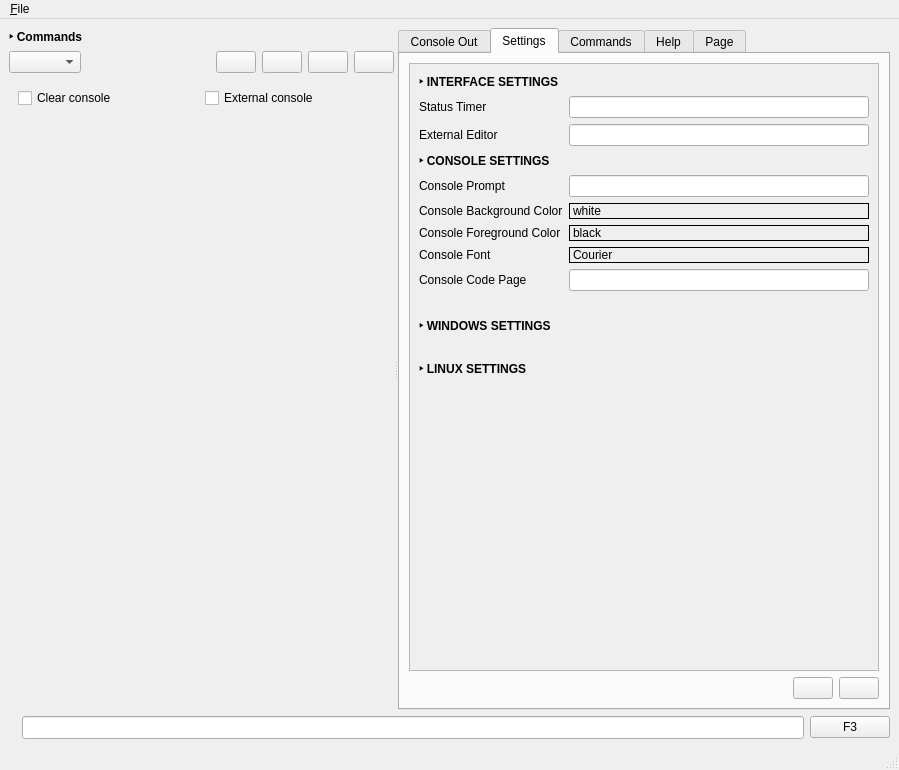
Qt form mainwindow.ui (jplozf/Crush) before a commit.
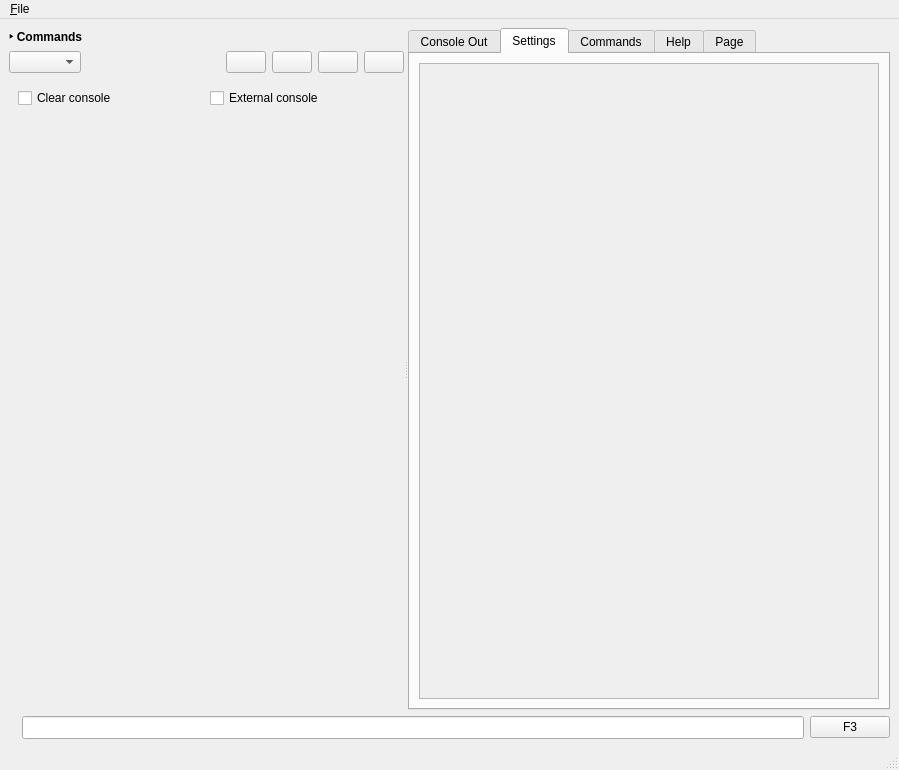
The same form after that commit. The open tabs and pages were chosen to show the change. Icons and pictures are not drawn.

The edit to the form file:
```diff
--- a/mainwindow.ui
+++ b/mainwindow.ui
@@ -166,8 +166,8 @@
                <rect>
                 <x>0</x>
                 <y>0</y>
-                <width>358</width>
-                <height>317</height>
+                <width>360</width>
+                <height>249</height>
                </rect>
               </property>
              </widget>
@@ -183,7 +183,7 @@
         <item>
          <widget class="QTabWidget" name="tabWidget">
           <property name="currentIndex">
-           <number>0</number>
+           <number>2</number>
           </property>
           <widget class="QWidget" name="tabConsoleOut">
            <property name="cursor">
@@ -237,207 +237,22 @@
             <string>Settings</string>
            </attribute>
            <layout class="QGridLayout" name="gridLayout_7">
-            <item row="0" column="0">
-             <layout class="QVBoxLayout" name="verticalLayout_3">
-              <item>
-               <widget class="QScrollArea" name="scrollArea_2">
-                <property name="widgetResizable">
-                 <bool>true</bool>
-                </property>
-                <widget class="QWidget" name="scrollAreaWidgetContents">
-                 <property name="geometry">
-                  <rect>
-                   <x>0</x>
-                   <y>0</y>
-                   <width>457</width>
-                   <height>341</height>
-                  </rect>
-                 </property>
-                 <layout class="QGridLayout" name="gridLayout_9">
-                  <item row="0" column="0">
-                   <layout class="QFormLayout" name="formLayout">
-                    <property name="fieldGrowthPolicy">
-                     <enum>QFormLayout::AllNonFixedFieldsGrow</enum>
-                    </property>
-                    <item row="2" column="0">
-                     <widget class="QLabel" name="label">
-                      <property name="text">
-                       <string>&lt;html&gt;&lt;head/&gt;&lt;body&gt;&lt;p&gt;&lt;span style=&quot; font-weight:600;&quot;&gt;‣ INTERFACE SETTINGS&lt;/span&gt;&lt;/p&gt;&lt;/body&gt;&lt;/html&gt;</string>
-                      </property>
-                     </widget>
-                    </item>
-                    <item row="3" column="0">
-                     <widget class="QLabel" name="label_6">
-                      <property name="text">
-                       <string>Status Timer</string>
-                      </property>
-                     </widget>
-                    </item>
-                    <item row="3" column="1">
-                     <widget class="QLineEdit" name="txtTimerStatus"/>
-                    </item>
-                    <item row="4" column="0">
-                     <widget class="QLabel" name="label_2">
-                      <property name="text">
-                       <string>External Editor</string>
-                      </property>
-                     </widget>
-                    </item>
-                    <item row="4" column="1">
-                     <widget class="QLineEdit" name="lineEdit"/>
-                    </item>
-                    <item row="5" column="0">
-                     <widget class="QLabel" name="label_8">
-                      <property name="text">
-                       <string>&lt;html&gt;&lt;head/&gt;&lt;body&gt;&lt;p&gt;&lt;span style=&quot; font-weight:600;&quot;&gt;‣ CONSOLE SETTINGS&lt;/span&gt;&lt;/p&gt;&lt;/body&gt;&lt;/html&gt;</string>
-                      </property>
-                     </widget>
-                    </item>
-                    <item row="7" column="0">
-                     <widget class="QLabel" name="label_11">
-                      <property name="text">
-                       <string>Console Prompt</string>
-                      </property>
-                     </widget>
-                    </item>
-                    <item row="7" column="1">
-                     <widget class="QLineEdit" name="txtConsolePrompt"/>
-                    </item>
-                    <item row="8" column="0">
-                     <widget class="QLabel" name="label_13">
-                      <property name="text">
-                       <string>Console Background Color</string>
-                      </property>
-                     </widget>
-                    </item>
-                    <item row="8" column="1">
-                     <widget class="QLabel" name="lblConsoleBackgroundColor">
-                      <property name="frameShape">
-                       <enum>QFrame::Box</enum>
-                      </property>
-                      <property name="text">
-                       <string>white</string>
-                      </property>
-                     </widget>
-                    </item>
-                    <item row="9" column="0">
-                     <widget class="QLabel" name="label_14">
-                      <property name="text">
-                       <string>Console Foreground Color</string>
-                      </property>
-                     </widget>
-                    </item>
-                    <item row="9" column="1">
-                     <widget class="QLabel" name="lblConsoleForegroundColor">
-                      <property name="frameShape">
-                       <enum>QFrame::Box</enum>
-                      </property>
-                      <property name="text">
-                       <string>black</string>
-                      </property>
-                     </widget>
-                    </item>
-                    <item row="10" column="0">
-                     <widget class="QLabel" name="label_15">
-                      <property name="text">
-                       <string>Console Font</string>
-                      </property>
-                     </widget>
-                    </item>
-                    <item row="10" column="1">
-                     <widget class="QLabel" name="lblConsoleFont">
-                      <property name="frameShape">
-                       <enum>QFrame::Box</enum>
-                      </property>
-                      <property name="text">
-                       <string>Courier</string>
-                      </property>
-                     </widget>
-                    </item>
-                    <item row="11" column="0">
-                     <widget class="QLabel" name="label_3">
-                      <property name="text">
-                       <string>Console Code Page</string>
-                      </property>
-                     </widget>
-                    </item>
-                    <item row="11" column="1">
-                     <widget class="QLineEdit" name="txtConsoleCodePage"/>
-                    </item>
-                    <item row="12" column="0">
-                     <widget class="QLabel" name="label_10">
-                      <property name="text">
-                       <string/>
-                      </property>
-                     </widget>
-                    </item>
-                    <item row="13" column="0">
-                     <widget class="QLabel" name="label_7">
-                      <property name="text">
-                       <string>&lt;html&gt;&lt;head/&gt;&lt;body&gt;&lt;p&gt;&lt;span style=&quot; font-weight:600;&quot;&gt;‣ WINDOWS SETTINGS&lt;/span&gt;&lt;/p&gt;&lt;/body&gt;&lt;/html&gt;</string>
-                      </property>
-                     </widget>
-                    </item>
-                    <item row="14" column="0">
-                     <widget class="QLabel" name="label_12">
-                      <property name="text">
-                       <string/>
-                      </property>
-                     </widget>
-                    </item>
-                    <item row="15" column="0">
-                     <widget class="QLabel" name="label_9">
-                      <property name="text">
-                       <string>&lt;html&gt;&lt;head/&gt;&lt;body&gt;&lt;p&gt;&lt;span style=&quot; font-weight:600;&quot;&gt;‣ LINUX SETTINGS&lt;/span&gt;&lt;/p&gt;&lt;/body&gt;&lt;/html&gt;</string>
-                      </property>
-                     </widget>
-                    </item>
-                   </layout>
-                  </item>
-                 </layout>
-                </widget>
-               </widget>
-              </item>
-              <item>
-               <layout class="QHBoxLayout" name="horizontalLayout_6">
-                <item>
-                 <spacer name="horizontalSpacer_3">
-                  <property name="orientation">
-                   <enum>Qt::Horizontal</enum>
-                  </property>
-                  <property name="sizeHint" stdset="0">
-                   <size>
-                    <width>40</width>
-                    <height>20</height>
-                   </size>
-                  </property>
-                 </spacer>
-                </item>
-                <item>
-                 <widget class="QPushButton" name="btnCancelSettings">
-                  <property name="text">
-                   <string/>
-                  </property>
-                  <property name="icon">
-                   <iconset resource="Crush.qrc">
-                    <normaloff>:/16x16/Cancel.png</normaloff>:/16x16/Cancel.png</iconset>
-                  </property>
-                 </widget>
-                </item>
-                <item>
-                 <widget class="QPushButton" name="btnSaveSettings">
-                  <property name="text">
-                   <string/>
-                  </property>
-                  <property name="icon">
-                   <iconset resource="Crush.qrc">
-                    <normaloff>:/16x16/Ok.png</normaloff>:/16x16/Ok.png</iconset>
-                  </property>
-                 </widget>
-                </item>
-               </layout>
-              </item>
-             </layout>
+            <item row="0" column="1">
+             <widget class="QScrollArea" name="scrollArea_2">
+              <property name="widgetResizable">
+               <bool>true</bool>
+              </property>
+              <widget class="QWidget" name="boxSettings">
+               <property name="geometry">
+                <rect>
+                 <x>0</x>
+                 <y>0</y>
+                 <width>471</width>
+                 <height>302</height>
+                </rect>
+               </property>
+              </widget>
+             </widget>
             </item>
            </layout>
           </widget>
@@ -457,6 +272,46 @@
             </item>
             <item row="1" column="0">
              <layout class="QHBoxLayout" name="horizontalLayout_2">
+              <item>
+               <widget class="QLabel" name="label">
+                <property name="text">
+                 <string>Line:</string>
+                </property>
+               </widget>
+              </item>
+              <item>
+               <widget class="QLabel" name="lblLineCursor">
+                <property name="frameShape">
+                 <enum>QFrame::NoFrame</enum>
+                </property>
+                <property name="frameShadow">
+                 <enum>QFrame::Sunken</enum>
+                </property>
+                <property name="text">
+                 <string>0</string>
+                </property>
+               </widget>
+              </item>
+              <item>
+               <widget class="QLabel" name="label_2">
+                <property name="text">
+                 <string>Column:</string>
+                </property>
+               </widget>
+              </item>
+              <item>
+               <widget class="QLabel" name="lblColumnCursor">
+                <property name="frameShape">
+                 <enum>QFrame::NoFrame</enum>
+                </property>
+                <property name="frameShadow">
+                 <enum>QFrame::Sunken</enum>
+                </property>
+                <property name="text">
+                 <string>0</string>
+                </property>
+               </widget>
+              </item>
               <item>
                <spacer name="horizontalSpacer">
                 <property name="orientation">
@@ -477,32 +332,6 @@
                 </property>
                </widget>
               </item>
-              <item>
-               <widget class="QLabel" name="lblLineCursor">
-                <property name="frameShape">
-                 <enum>QFrame::Panel</enum>
-                </property>
-                <property name="frameShadow">
-                 <enum>QFrame::Sunken</enum>
-                </property>
-                <property name="text">
-                 <string>Line : 0</string>
-                </property>
-               </widget>
-              </item>
-              <item>
-               <widget class="QLabel" name="lblColumnCursor">
-                <property name="frameShape">
-                 <enum>QFrame::Panel</enum>
-                </property>
-                <property name="frameShadow">
-                 <enum>QFrame::Sunken</enum>
-                </property>
-                <property name="text">
-                 <string>Column : 0</string>
-                </property>
-               </widget>
-              </item>
               <item>
                <widget class="QPushButton" name="btnEditXML">
                 <property name="text">
```
